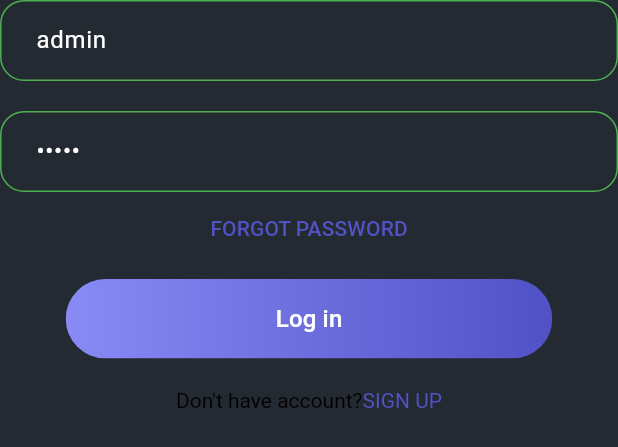
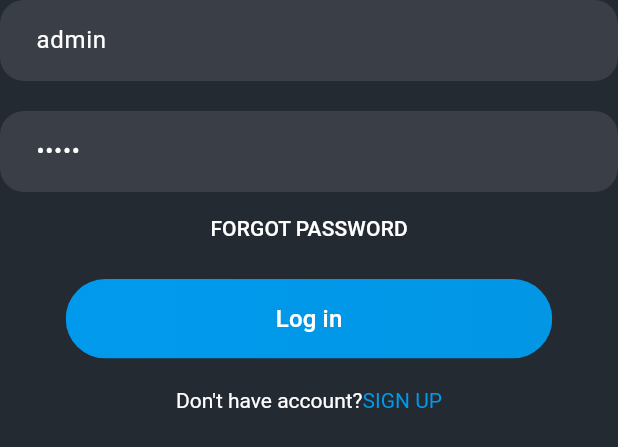
Before and after one commit to DenUP/FILMOTEKA, a Flutter app: the _FormWidget widget shown alone on an empty page, opened directly, on a phone screen of 412 x 824 dp. Shown: the top 447 px of the screen. Run offline on Flutter 3.47's test engine with Material 3 defaults, Android fonts, the phone set to English and light mode, and no system bars.

Commit message:
add: auth Maket

```diff
--- a/lib/Theme/color.dart
+++ b/lib/Theme/color.dart
@@ -13,5 +13,7 @@ abstract class colors {
   // new color
   static const mainBackground = Color.fromRGBO(36, 42, 50, 1);
   static const mainTitle = Color.fromRGBO(238, 238, 238, 1);
-  static const outline = Color.fromRGBO(58, 63, 71, 1);
+  static const inputColor = Color.fromRGBO(58, 63, 71, 1);
+  static const blue = Color.fromRGBO(2, 150, 229, 1);
+  static const lightBlue = Color.fromRGBO(0, 154, 237, 1);
 }
--- a/lib/Theme/theme_class.dart
+++ b/lib/Theme/theme_class.dart
@@ -23,10 +23,11 @@ class ThemeClass {
       ),
     ),
     inputDecorationTheme: const InputDecorationTheme(
+        filled: true,
         contentPadding: EdgeInsets.symmetric(horizontal: 20, vertical: 15),
-        fillColor: Colors.red,
-        focusColor: Colors.red,
-        hoverColor: Colors.red,
+        fillColor: colors.inputColor,
+        focusColor: colors.inputColor,
+        hoverColor: colors.inputColor,
         outlineBorder: BorderSide(color: Colors.white, width: 20),
         border: InputBorder.none,
         errorBorder: InputBorder.none,
@@ -35,15 +36,16 @@ class ThemeClass {
           borderRadius: BorderRadius.all(Radius.circular(16)),
         ),
         enabledBorder: OutlineInputBorder(
-          borderSide: BorderSide(color: Colors.green),
+          borderSide: BorderSide(color: Colors.transparent),
           borderRadius: BorderRadius.all(Radius.circular(16)),
         ),
         disabledBorder: InputBorder.none),
     colorScheme: const ColorScheme.dark(
-        background: colors.purple2,
-        primary: colors.purple2,
-        onPrimary: colors.purple2,
-        secondary: Colors.red,
-        onSecondary: colors.tertiary),
+      background: colors.greyBackground,
+      primary: colors.purple2,
+      onPrimary: colors.purple2,
+      secondary: Colors.red,
+      onSecondary: colors.tertiary,
+    ),
   );
 }
--- a/lib/ui/widgets/auth/auth_widget.dart
+++ b/lib/ui/widgets/auth/auth_widget.dart
@@ -2,7 +2,6 @@ import 'package:filmoteka/Theme/color.dart';
 import 'package:filmoteka/Theme/style.dart';
 import 'package:flutter/gestures.dart';
 import 'package:flutter/material.dart';
-import 'package:flutter/widgets.dart';
 
 class AuthWidgets extends StatefulWidget {
   const AuthWidgets({super.key});
@@ -77,11 +76,10 @@ class __FormWidgetState extends State<_FormWidget> {
           controller: _loginController,
           keyboardType: TextInputType.emailAddress,
           decoration: const InputDecoration(
-              isCollapsed: true,
-              contentPadding:
-                  EdgeInsets.symmetric(horizontal: 20, vertical: 15),
-              hintText: 'Email',
-              hintStyle: TextStyle(color: Colors.white)),
+            isCollapsed: true,
+            contentPadding: EdgeInsets.symmetric(horizontal: 20, vertical: 15),
+            hintText: 'Email',
+          ),
         ),
         const SizedBox(
           height: 20,
@@ -91,6 +89,7 @@ class __FormWidgetState extends State<_FormWidget> {
           keyboardType: TextInputType.visiblePassword,
           autocorrect: false,
           obscureText: true,
+          decoration: const InputDecoration(hintText: 'Password'),
         ),
         if (errorText != null)
           Column(
@@ -104,11 +103,11 @@ class __FormWidgetState extends State<_FormWidget> {
               ),
             ],
           ),
+
         TextButton(
           onPressed: () {},
           child: const Text('FORGOT PASSWORD',
-              style: TextStyle(
-                  color: Color.fromRGBO(82, 82, 199, 1), fontSize: 14)),
+              style: TextStyle(color: Colors.white, fontSize: 14)),
         ),
         const SizedBox(
           height: 10,
@@ -122,8 +121,8 @@ class __FormWidgetState extends State<_FormWidget> {
                   child: Container(
                 decoration: const BoxDecoration(
                     gradient: LinearGradient(colors: <Color>[
-                  Color.fromRGBO(136, 139, 244, 1),
-                  Color.fromRGBO(81, 81, 198, 1)
+                  colors.lightBlue,
+                  colors.blue,
                 ])),
               )),
               TextButton(
@@ -147,11 +146,11 @@ class __FormWidgetState extends State<_FormWidget> {
         RichText(
           text: TextSpan(
               text: 'Don\'t have account?',
-              style: const TextStyle(fontSize: 14, color: Colors.black),
+              style: const TextStyle(fontSize: 14, color: Colors.white),
               children: <TextSpan>[
                 TextSpan(
                     text: 'SIGN UP',
-                    style: const TextStyle(color: colors.purple2),
+                    style: const TextStyle(color: colors.lightBlue),
                     recognizer: TapGestureRecognizer()..onTap = () {})
               ]),
         ),
```
